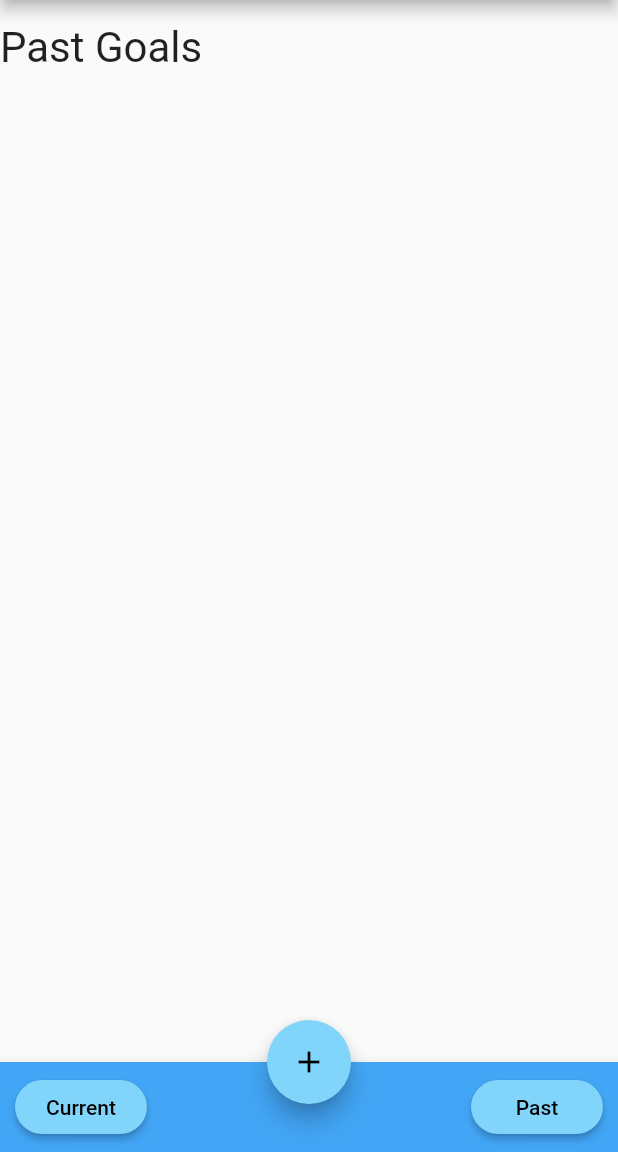
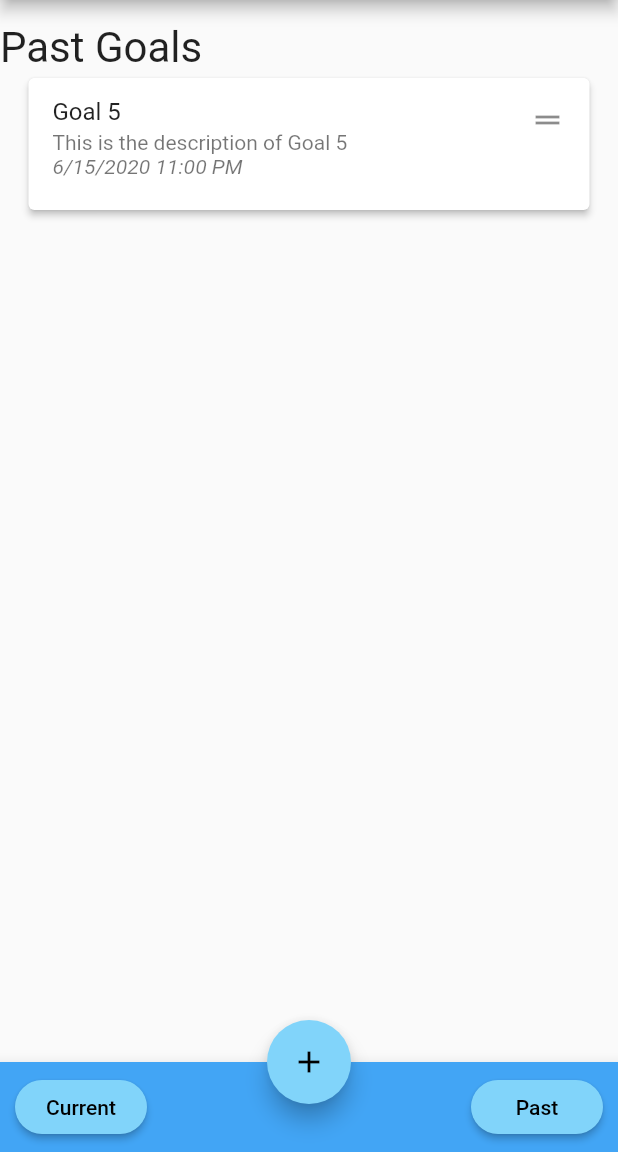
Before and after one commit to NathanDimmer/AccountabilityBuddy, a Flutter app: the screen it shows after launch, after a tap on "Past", on a phone screen of 412 x 824 dp, the part 84-1236 px from its top. Run offline on Flutter 3.47's test engine with Material 2 defaults, Android fonts, the phone set to English and light mode, and no system bars.

```diff
--- a/auto_accountability/lib/main.dart
+++ b/auto_accountability/lib/main.dart
@@ -3,14 +3,13 @@ import 'package:flutter/rendering.dart';
 
 void main() => runApp(MyApp());
 
-var deviceStorage = {
+Map<String,List<Map<String,String>>> deviceStorage = {
   'current': [
     {
       'title': 'Goal 1',
       'description':
           'This is the description of Goal 1. This is the description of Goal 1.',
       'time': '6/11/2020 7:00 PM',
-      'done': null,
       'reflection': '',
       'key': '1'
     },
@@ -18,7 +17,6 @@ var deviceStorage = {
       'title': 'Goal 2',
       'description': 'This is the description of Goal 2',
       'time': '6/13/2020 9:00 AM',
-      'done': null,
       'reflection': '',
       'key': '2'
     },
@@ -26,7 +24,6 @@ var deviceStorage = {
       'title': 'Goal 3',
       'description': 'This is the description of Goal 3',
       'time': '6/15/2020 11:00 PM',
-      'done': null,
       'reflection': '',
       'key': '3'
     },
@@ -34,7 +31,6 @@ var deviceStorage = {
       'title': 'Goal 4',
       'description': 'This is the description of Goal 4',
       'time': '6/15/2020 11:00 PM',
-      'done': null,
       'reflection': '',
       'key': '4'
     },
@@ -42,12 +38,17 @@ var deviceStorage = {
       'title': 'Goal 5',
       'description': 'This is the description of Goal 5',
       'time': '6/15/2020 11:00 PM',
-      'done': null,
       'reflection': '',
       'key': '5'
     },
   ],
-  'past': []
+  'past': [{
+      'title': 'Goal 5',
+      'description': 'This is the description of Goal 5',
+      'time': '6/15/2020 11:00 PM',
+      'reflection': '',
+      'key': '5'
+    },]
 };
 
 class MyApp extends StatelessWidget {
@@ -71,16 +72,65 @@ class MyHomePage extends StatefulWidget {
 }
 
 class _MyHomePageState extends State<MyHomePage> {
+  List<Map<String, String>> currentList = deviceStorage['current'] as List<Map<String, String>>;
+  List<Map<String, String>> pastList = deviceStorage['past'] as List<Map<String, String>>;
+
+  void addGoal(Map content) {
+    currentList.add(content);
+  }
+
+  void currentToPast(Map itemObject) {
+    currentList.remove(itemObject);
+    pastList.add(itemObject);
+  }
+
+  void pastToCurrent(Map itemObject) {
+    currentList.add(itemObject);
+    pastList.remove(itemObject);
+  }
+
+  void delete(Map itemObject) {
+    pastList.remove(itemObject);
+  }
+
+  void reorderPast(int index1, int index2, Map orgIndex1) {
+    pastList.insert(index2, orgIndex1);
+    pastList.removeAt(index1);
+  }
+
+  void reorderCurrent(int index1, int index2, Map orgIndex1) {
+    currentList.insert(index2, orgIndex1);
+    currentList.removeAt(index1);
+  }
+
   @override
   Widget build(BuildContext context) {
     return Scaffold(
       appBar: AppBar(
         title: Text("Auto Accountability"),
       ),
-      body: Home(),
+      body: PageView(
+        children: <Widget>[
+          CurrentPage(
+            pastList: pastList,
+            currentList: currentList,
+            currentToPast: currentToPast,
+            reorderCurrent: reorderCurrent,
+          ),
+          PastPage(
+            pastList: pastList,
+            currentList: currentList,
+            delete: delete,
+            pastToCurrent: pastToCurrent,
+            reorderPast: reorderPast,
+          ),
+        ],
+        controller: pageController,
+      ),
       floatingActionButton: FloatingActionButton(
         onPressed: () {
-          print("Fab pressed");
+          Navigator.push(context,
+              MaterialPageRoute(builder: (BuildContext context) => NewGoal()));
         },
         tooltip: 'New goal',
         child: Icon(Icons.add),
@@ -140,38 +190,24 @@ class _MyHomePageState extends State<MyHomePage> {
   }
 }
 
-class Home extends StatefulWidget {
-  @override
-  _HomePageState createState() => _HomePageState();
-}
-
 final pageController = PageController(initialPage: 0);
 
-class _HomePageState extends State<Home> {
-  @override
-  Widget build(BuildContext context) {
-    return (PageView(
-      children: <Widget>[
-        CurrentPage(),
-        PastPage(),
-      ],
-      controller: pageController,
-    ));
-  }
-}
+class CurrentPage extends StatelessWidget {
+  final List<Map<String, String>> pastList;
+  final List<Map<String, String>> currentList;
 
-class CurrentPage extends StatefulWidget {
-  @override
-  _CurrentPageState createState() => _CurrentPageState();
-}
+  final Function currentToPast;
+  final Function reorderCurrent;
 
-class _CurrentPageState extends State<CurrentPage> {
-  var currentList = deviceStorage['current'];
-  var pastList = deviceStorage['past'];
+  CurrentPage(
+      {this.pastList,
+      this.currentList,
+      this.currentToPast,
+      this.reorderCurrent});
 
   @override
   Widget build(BuildContext context) {
-    List<Widget> items = currentList.map((itemsObject) {
+    var items = currentList.map((itemsObject) {
       return (Dismissible(
           child: Padding(
             child: Card(
@@ -200,7 +236,8 @@ class _CurrentPageState extends State<CurrentPage> {
                     Icon(Icons.drag_handle),
                     IconButton(
                       icon: Icon(Icons.share),
-                    visualDensity: VisualDensity(horizontal: -4, vertical: -4),
+                      visualDensity:
+                          VisualDensity(horizontal: -4, vertical: -4),
                       padding: EdgeInsets.all(0),
                       onPressed: () {
                         showDialog(
@@ -270,22 +307,11 @@ class _CurrentPageState extends State<CurrentPage> {
           direction: DismissDirection.horizontal,
           onDismissed: (direction) {
             if (direction == DismissDirection.startToEnd) {
-            setState(() {
-              pastList.add(itemsObject);
-              print(pastList);
-              currentList.remove(itemsObject);
-              print(currentList);
-            });
+              currentToPast(itemsObject);
             } else {
-            setState(() {
-              pastList.add(itemsObject);
-              print(pastList);
-              currentList.remove(itemsObject);
-              print(currentList);
-            });
+              currentToPast(itemsObject);
             }
-        },
-      ));
+          }));
     }).toList();
 
     return (Center(
@@ -298,10 +324,7 @@ class _CurrentPageState extends State<CurrentPage> {
                 index1++;
               }
 
-              setState(() {
-                currentList.insert(index2, orgIndex1);
-                currentList.removeAt(index1);
-              });
+              reorderCurrent(index1, index2, orgIndex1);
             },
             header: Padding(
               child: Text(
@@ -313,18 +336,24 @@ class _CurrentPageState extends State<CurrentPage> {
   }
 }
 
-class PastPage extends StatefulWidget {
-  @override
-  _PastPageState createState() => _PastPageState();
-}
+class PastPage extends StatelessWidget {
+  final List<Map<String, String>> pastList;
+  final List<Map<String, String>> currentList;
 
-class _PastPageState extends State<PastPage> {
-  var currentList = deviceStorage['current'];
-  var pastList = deviceStorage['past'];
+  final Function pastToCurrent;
+  final Function delete;
+  final Function reorderPast;
+
+  PastPage(
+      {this.pastList,
+      this.currentList,
+      this.delete,
+      this.pastToCurrent,
+      this.reorderPast});
 
   @override
   Widget build(BuildContext context) {
-    List<Widget> items = pastList.map((itemsObject) {
+    var items = pastList.map((itemsObject) {
       return (Dismissible(
         child: Padding(
           child: Card(
@@ -374,14 +403,9 @@ class _PastPageState extends State<PastPage> {
         direction: DismissDirection.horizontal,
         onDismissed: (direction) {
           if (direction == DismissDirection.startToEnd) {
-            setState(() {
-              currentList.add(itemsObject);
-              pastList.remove(itemsObject);
-            });
+            pastToCurrent(itemsObject);
           } else {
-            setState(() {
-              pastList.remove(itemsObject);
-            });
+            delete(itemsObject);
           }
         },
       ));
@@ -397,10 +421,7 @@ class _PastPageState extends State<PastPage> {
                 index1++;
               }
 
-              setState(() {
-                currentList.insert(index2, orgIndex1);
-                currentList.removeAt(index1);
-              });
+              reorderPast(index1, index2, orgIndex1);
             },
             header: Padding(
               child: Text(
@@ -411,3 +432,30 @@ class _PastPageState extends State<PastPage> {
             ))));
   }
 }
+
+class NewGoal extends StatelessWidget {
+  final Function addGoal;
+
+  NewGoal({this.addGoal});
+
+  @override
+  Widget build(BuildContext context) {
+    return (Scaffold(
+      appBar: AppBar(
+        leading: IconButton(
+          icon: Icon(Icons.arrow_back),
+          onPressed: () {
+            addGoal({
+              'title': 'Added Goal',
+              'description': 'This is the description of the added goal',
+              'time': '6/17/2020 11:00 PM',
+              'reflection': '',
+            });
+            Navigator.pop(context);
+          },
+        ),
+        title: Text('Add a new goal'),
+      ),
+    ));
+  }
+}
```
Lines whose indentation alone changed are shown as unchanged.
